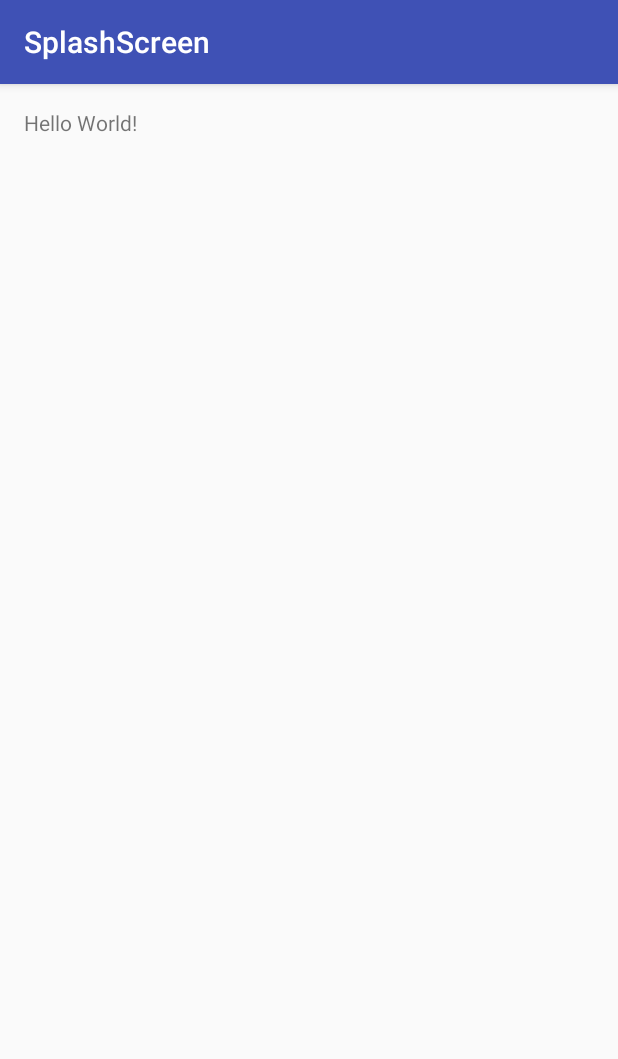
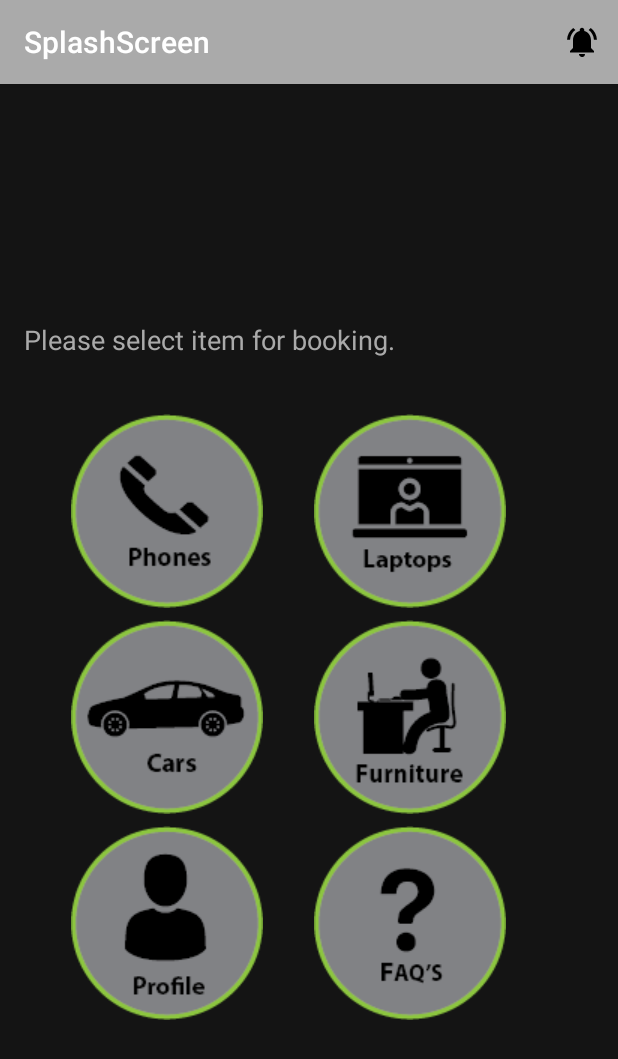
Before and after one commit to Nonhlamhla/SplashScreen, an Android app: the MainActivity screen opened directly, with no data from a screen before it, on a phone screen of 412 x 824 dp. Shown: the top 1059 px of the screen. Run offline under Robolectric (Android 15) with nearby library versions, the phone set to English and light mode, and no system bars.

Commit message:
WITH LANDING SCREEN

```diff
--- a/app/src/main/java/com/example/admin/splashscreen/MainActivity.java
+++ b/app/src/main/java/com/example/admin/splashscreen/MainActivity.java
@@ -1,7 +1,8 @@
 package com.example.admin.splashscreen;
 
+import android.os.Bundle;
 import android.support.v7.app.AppCompatActivity;
-import android.os.Bundle;
+import android.view.Menu;
 
 public class MainActivity extends AppCompatActivity {
 
@@ -9,5 +10,12 @@ public class MainActivity extends AppCompatActivity {
     protected void onCreate(Bundle savedInstanceState) {
         super.onCreate(savedInstanceState);
         setContentView(R.layout.activity_main);
+
+    }
+    //SHOWS THE NOTIFICATION ICON ON THE XML OF THIS ACTIVITY
+    @Override
+    public boolean onCreateOptionsMenu(Menu menu){
+        getMenuInflater().inflate(R.menu.notification, menu);
+        return super.onCreateOptionsMenu(menu);
     }
 }
--- a/app/src/main/java/com/example/admin/splashscreen/SplashActivity.java
+++ b/app/src/main/java/com/example/admin/splashscreen/SplashActivity.java
@@ -27,13 +27,13 @@ public class SplashActivity extends Activity {
     private void StartAnimations() {
         Animation anim = AnimationUtils.loadAnimation(this, R.anim.alpha);
         anim.reset();
-        LinearLayout l=(LinearLayout) findViewById(R.id.lin_lay);
+        LinearLayout l= findViewById(R.id.lin_lay);
         l.clearAnimation();
         l.startAnimation(anim);
 
         anim = AnimationUtils.loadAnimation(this, R.anim.translate);
         anim.reset();
-        ImageView iv = (ImageView) findViewById(R.id.splash);
+        ImageView iv = findViewById(R.id.splash);
         iv.clearAnimation();
         iv.startAnimation(anim);
 
--- /dev/null
+++ b/app/src/main/res/drawable/ic_notifications_active_black_24dp.xml
@@ -0,0 +1,9 @@
+<vector xmlns:android="http://schemas.android.com/apk/res/android"
+        android:width="24dp"
+        android:height="24dp"
+        android:viewportWidth="24.0"
+        android:viewportHeight="24.0">
+    <path
+        android:fillColor="#FF000000"
+        android:pathData="M7.58,4.08L6.15,2.65C3.75,4.48 2.17,7.3 2.03,10.5h2c0.15,-2.65 1.51,-4.97 3.55,-6.42zM19.97,10.5h2c-0.15,-3.2 -1.73,-6.02 -4.12,-7.85l-1.42,1.43c2.02,1.45 3.39,3.77 3.54,6.42zM18,11c0,-3.07 -1.64,-5.64 -4.5,-6.32L13.5,4c0,-0.83 -0.67,-1.5 -1.5,-1.5s-1.5,0.67 -1.5,1.5v0.68C7.63,5.36 6,7.92 6,11v5l-2,2v1h16v-1l-2,-2v-5zM12,22c0.14,0 0.27,-0.01 0.4,-0.04 0.65,-0.14 1.18,-0.58 1.44,-1.18 0.1,-0.24 0.15,-0.5 0.15,-0.78h-4c0.01,1.1 0.9,2 2.01,2z"/>
+</vector>
--- a/app/src/main/res/layout/activity_main.xml
+++ b/app/src/main/res/layout/activity_main.xml
@@ -1,17 +1,146 @@
 <?xml version="1.0" encoding="utf-8"?>
 <RelativeLayout xmlns:android="http://schemas.android.com/apk/res/android"
+    xmlns:app="http://schemas.android.com/apk/res-auto"
     xmlns:tools="http://schemas.android.com/tools"
     android:id="@+id/activity_main"
     android:layout_width="match_parent"
     android:layout_height="match_parent"
+    android:gravity="center"
     android:paddingBottom="@dimen/activity_vertical_margin"
     android:paddingLeft="@dimen/activity_horizontal_margin"
     android:paddingRight="@dimen/activity_horizontal_margin"
     android:paddingTop="@dimen/activity_vertical_margin"
-    tools:context="com.example.admin.splashscreen.MainActivity">
+    tools:context="com.example.admin.splashscreen.MainActivity"
+    android:background="#eb000000">
+
+
+    <LinearLayout
+        android:layout_width="match_parent"
+        android:layout_height="wrap_content"
+        android:layout_marginTop="45dp"
+        android:layout_marginLeft="20dp"
+        android:id="@+id/linearLayout">
+
+        <ImageButton
+            android:layout_width="150dp"
+            android:layout_height="130dp"
+            android:src="@drawable/pho"
+            android:background="@android:color/transparent"
+            android:id="@+id/imageButton"
+            android:layout_alignTop="@+id/imageButton2"
+            android:layout_marginTop="30dp" />
+
+
+        <ImageButton
+            android:layout_width="150dp"
+            android:layout_height="130dp"
+            android:src="@drawable/lapt"
+            android:background="@android:color/transparent"
+            android:id="@+id/imageButton2"
+            android:layout_marginTop="30dp"
+            android:layout_below="@+id/textView"
+            android:layout_alignLeft="@+id/imageButton4"
+            android:layout_alignStart="@+id/imageButton4"
+            android:layout_marginLeft="12dp"
+            android:layout_marginStart="12dp"
+            android:layout_alignParentLeft="true"
+            android:layout_alignParentStart="true"
+            />
+
+
+    </LinearLayout>
+
+
+    <LinearLayout
+        android:layout_width="match_parent"
+        android:layout_height="wrap_content"
+        android:layout_below="@+id/linearLayout2"
+        android:layout_alignParentLeft="true"
+        android:layout_alignParentStart="true"
+        android:layout_marginLeft="20dp">
+
+        <ImageButton
+        android:layout_width="150dp"
+        android:layout_height="130dp"
+            android:src="@drawable/pro1"
+            android:background="@android:color/transparent"
+        android:id="@+id/imageButton4"
+        android:layout_alignTop="@+id/imageButton3"
+        android:layout_centerHorizontal="true"
+            android:layout_alignParentLeft="true"
+            android:layout_alignParentStart="true"
+            android:layout_marginTop="7dp"  />
+
+
+
+
+        <ImageButton
+        android:layout_width="150dp"
+        android:layout_height="130dp"
+            android:src="@drawable/fur3"
+            android:background="@android:color/transparent"
+        android:layout_alignBottom="@+id/imageButton5"
+        android:layout_alignRight="@+id/imageButton2"
+        android:layout_alignEnd="@+id/imageButton2"
+        android:id="@+id/imageButton6"
+            android:layout_marginTop="7dp"
+            android:layout_alignParentLeft="true"
+            android:layout_alignParentStart="true"
+
+            android:layout_marginLeft="12dp"
+            android:layout_marginStart="12dp"  />
+
+    </LinearLayout>
 
     <TextView
+        android:text="Please select item for booking."
         android:layout_width="wrap_content"
         android:layout_height="wrap_content"
-        android:text="Hello World!" />
+        android:id="@+id/textView"
+        android:textColor="@android:color/darker_gray"
+        android:textSize="18sp"
+        android:textAlignment="center"
+        android:layout_alignParentTop="true"
+        android:layout_alignParentLeft="true"
+        android:layout_alignParentStart="true"
+        android:layout_marginTop="14dp" />
+
+    <LinearLayout
+        android:layout_width="match_parent"
+        android:layout_height="wrap_content"
+        android:id="@+id/linearLayout2"
+        android:layout_below="@+id/linearLayout"
+        android:layout_alignLeft="@+id/linearLayout"
+        android:layout_alignStart="@+id/linearLayout">
+
+
+
+        <ImageButton
+        android:layout_width="150dp"
+        android:layout_height="130dp"
+            android:src="@drawable/car"
+            android:background="@android:color/transparent"
+        android:layout_marginTop="7dp"
+        android:id="@+id/imageButton3"
+        android:layout_below="@+id/imageButton"
+        android:layout_alignParentLeft="true"
+        android:layout_alignParentStart="true" />
+
+        <ImageButton
+        android:layout_width="150dp"
+        android:layout_height="130dp"
+            android:src="@drawable/furn"
+            android:background="@android:color/transparent"
+        android:layout_marginTop="7dp"
+        android:id="@+id/imageButton5"
+        android:layout_below="@+id/imageButton3"
+            android:layout_marginLeft="12dp"
+            android:layout_marginStart="12dp"   />
+
+
+    </LinearLayout>
+
+
+
+
 </RelativeLayout>
--- a/app/src/main/res/layout/activity_splash.xml
+++ b/app/src/main/res/layout/activity_splash.xml
@@ -3,7 +3,7 @@
     xmlns:tools="http://schemas.android.com/tools"
     android:layout_width="fill_parent"
     android:layout_height="fill_parent"
-    android:background="@drawable/splash_img0"
+    android:background="#eb000000"
     android:layout_gravity="center"
     android:id="@+id/lin_lay"
     android:gravity="center"
@@ -11,10 +11,12 @@
     tools:context="com.example.admin.splashscreen.SplashActivity">
 
     <ImageView
-        android:layout_width="231dp"
-        android:layout_height="65dp"
+        android:scaleType="centerCrop"
+        android:layout_width="270dp"
+        android:layout_height="90dp"
+        android:layout_marginTop="100dp"
         android:id="@+id/splash"
-        android:background="@drawable/pro"
+        android:background="@drawable/logo02"
         android:layout_marginBottom="100dp"/>
 
 </LinearLayout>
--- /dev/null
+++ b/app/src/main/res/menu/notification.xml
@@ -0,0 +1,16 @@
+<?xml version="1.0" encoding="utf-8"?>
+<menu xmlns:android="http://schemas.android.com/apk/res/android"
+    xmlns:tools="http://schemas.android.com/tools"
+    xmlns:app="http://schemas.android.com/apk/res-auto"
+    tools:context="com.example.admin.splashscreen.MainActivity">
+
+
+    <item
+        android:id="@+id/notification_icon"
+        android:icon="@drawable/ic_notifications_active_black_24dp"
+        android:title=""
+        app:showAsAction="always"
+       android:iconTint="#eb7db212"
+        />
+
+</menu>
--- a/app/src/main/res/values/colors.xml
+++ b/app/src/main/res/values/colors.xml
@@ -1,6 +1,6 @@
 <?xml version="1.0" encoding="utf-8"?>
 <resources>
-    <color name="colorPrimary">#3F51B5</color>
-    <color name="colorPrimaryDark">#303F9F</color>
+    <color name="colorPrimary">@android:color/darker_gray</color>
+    <color name="colorPrimaryDark">#eb000000</color>
     <color name="colorAccent">#FF4081</color>
 </resources>
--- a/app/src/main/res/values/styles.xml
+++ b/app/src/main/res/values/styles.xml
@@ -6,6 +6,16 @@
         <item name="colorPrimary">@color/colorPrimary</item>
         <item name="colorPrimaryDark">@color/colorPrimaryDark</item>
         <item name="colorAccent">@color/colorAccent</item>
+
+        <item name="android:actionBarStyle">@style/CustomActionBar</item> //ADDED
     </style>
 
+<style name="CustomActionBar" parent="Theme.AppCompat.Light.DarkActionBar">
+    <item name="android:background">@android:color/darker_gray</item>
+</style>
+
+
+
+
+
 </resources>
```
Also changed, not shown: app/src/main/res/drawable/car.png (added), app/src/main/res/drawable/fur3.png (added), app/src/main/res/drawable/furn.png (added), app/src/main/res/drawable/lapt.png (added), app/src/main/res/drawable/logo.png (added), app/src/main/res/drawable/logo00.png (added), app/src/main/res/drawable/logo02.png (added), app/src/main/res/drawable/pho.png (added), app/src/main/res/drawable/phone.png (added), app/src/main/res/drawable/pro1.png (added).
